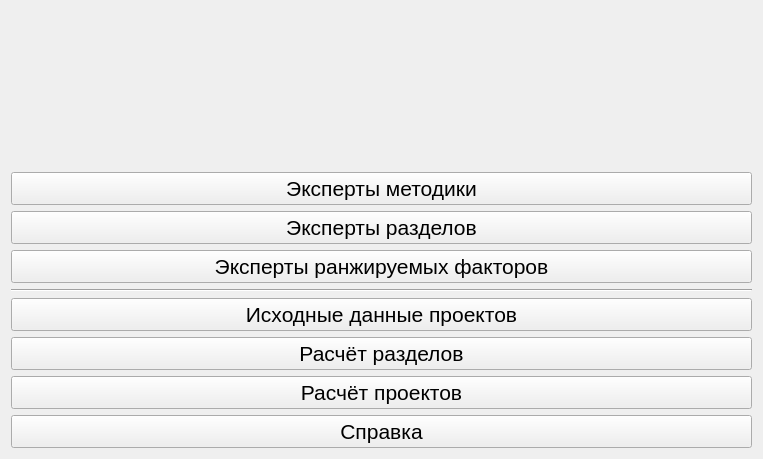
Qt form expertreviewlib/modechooser.ui (AndreyMlashkin/ExpertReview) before a commit.
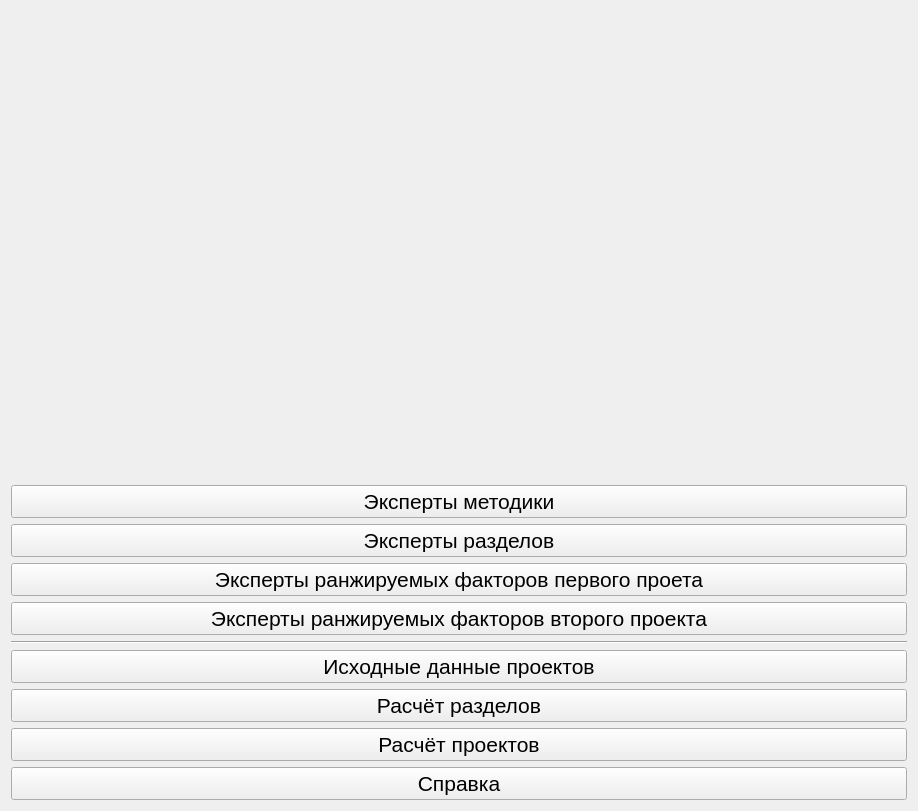
The same form after that commit.

Commit message: App will exit if the project data can not be read + added 2 ranged factors judges

Diff of the .ui file:
```diff
--- a/expertreviewlib/modechooser.ui
+++ b/expertreviewlib/modechooser.ui
@@ -6,8 +6,8 @@
    <rect>
     <x>0</x>
     <y>0</y>
-    <width>763</width>
-    <height>459</height>
+    <width>918</width>
+    <height>811</height>
    </rect>
   </property>
   <property name="windowTitle">
@@ -60,7 +60,19 @@
       </font>
      </property>
      <property name="text">
-      <string>Эксперты ранжируемых факторов</string>
+      <string>Эксперты ранжируемых факторов первого проета</string>
+     </property>
+    </widget>
+   </item>
+   <item>
+    <widget class="QPushButton" name="rangedConstantsJudges2">
+     <property name="font">
+      <font>
+       <pointsize>16</pointsize>
+      </font>
+     </property>
+     <property name="text">
+      <string>Эксперты ранжируемых факторов второго проекта</string>
      </property>
     </widget>
    </item>
```
Left out of the diff: 2 changed lines with no effect on the pictures. The commit also changes 4 other files.
